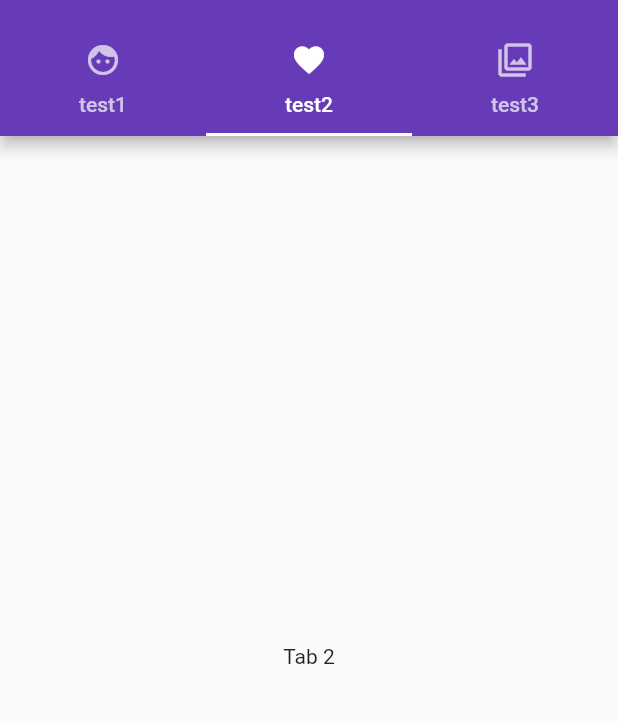
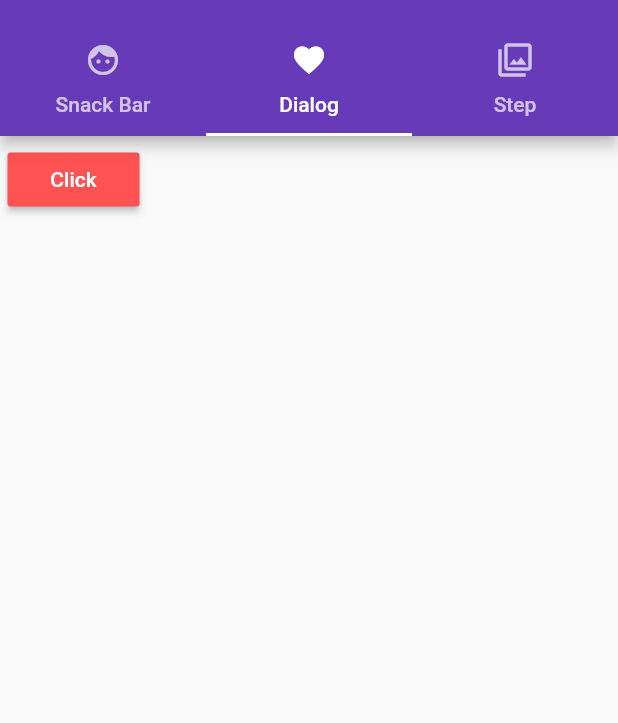
Before and after one commit to pong-pk007/flutter_drawer_tab, a Flutter app: the screen it shows after launch, tab 2 chosen, on a phone screen of 412 x 824 dp, the part 59-782 px from its top. Run offline on Flutter 3.47's test engine with Material 2 defaults, Android fonts, the phone set to English and light mode, and no system bars.

Commit message:
add snack bar ,dialog and step and toptab

```diff
--- a/lib/main.dart
+++ b/lib/main.dart
@@ -1,7 +1,12 @@
 import 'package:flutter/material.dart';
 import 'package:flutter/foundation.dart';
-import './pages/new_page.dart';
-import './pages/new_page_tab.dart';
+import './pages/new_page_one.dart';
+import './pages/new_page_two.dart';
+import './pages/new_page_three.dart';
+
+import './pages/new_page_tab_one.dart';
+import './pages/new_page_tab_two.dart';
+import './pages/new_page_tab_three.dart';
 void main() => runApp(MyApp());
 
 class MyApp extends StatelessWidget {
@@ -18,8 +23,9 @@ class MyApp extends StatelessWidget {
       ),
       home: MyHomePage(),
       routes: <String, WidgetBuilder> {
-          "/a": (BuildContext context) => NewPage("Page One"),
-          "/b": (BuildContext context) => NewPage("Page Two"),
+          "/a": (BuildContext context) => NewPageOne("Page One"),
+          "/b": (BuildContext context) => NewPageTwo("Page Two"),
+          "/c": (BuildContext context) => NewPageThree("Page Three"),
         },
     );
   }
@@ -63,15 +69,15 @@ TabController tabController;
           tabs: <Widget>[
             Tab(
               icon: Icon(Icons.face),
-              text: "test1",
+              text: "Snack Bar",
             ),
             Tab(
               icon: Icon(Icons.favorite),
-              text: "test2",
+              text: "Dialog",
             ),
             Tab(
               icon: Icon(Icons.filter),
-              text: "test3",
+              text: "Step",
             )
           ],
         ),
@@ -125,9 +131,9 @@ TabController tabController;
         ),
       ),
       body: TabBarView(children: <Widget>[
-        NewPageTap("Tab 1"),
-        NewPageTap("Tab 2"),
-        NewPageTap("Tab 3")
+        NewPageTapOne("Tab 1"),
+        NewPageTapTwo("Tab 2"),
+        NewPageTapThree("Tab 3")
       ],
       controller: tabController,
       ),
--- a/lib/pages/new_page.dart
+++ b/lib/pages/new_page_one.dart
@@ -1,7 +1,7 @@
 import 'package:flutter/material.dart';
-class NewPage extends StatelessWidget {
+class NewPageOne extends StatelessWidget {
   final String title;
-  NewPage(this.title);
+  NewPageOne(this.title);
 
   @override
   Widget build(BuildContext context) {
--- /dev/null
+++ b/lib/pages/new_page_tab_one.dart
@@ -0,0 +1,60 @@
+import 'package:flutter/material.dart';
+
+class NewPageTapOne extends StatelessWidget {
+  final String title;
+  NewPageTapOne(this.title);
+
+  @override
+  Widget build(BuildContext context) {
+    return Scaffold(
+        // appBar: AppBar(
+        //   title: Text(title),
+        // ),
+        body: new MyBody());
+  }
+}
+
+class MyBody extends StatelessWidget {
+  @override
+  Widget build(BuildContext context) {
+    return Container(
+      padding: EdgeInsets.all(5.0),
+      child: Center(
+          child: Column(
+        mainAxisAlignment: MainAxisAlignment.start,
+        verticalDirection: VerticalDirection.down,
+        children: <Widget>[
+          Row(
+            children: <Widget>[
+              RaisedButton(
+                child: Text(
+                  "Click",
+                  style: TextStyle(color: Colors.white),
+                ),
+                color: Colors.blueAccent,
+                onPressed: () => Scaffold.of(context).showSnackBar(SnackBar(
+                      content: Text("You clicked me."),
+                      duration: Duration(seconds: 3),
+                    )),
+              ),
+              // Padding(
+              //   padding: EdgeInsets.all(10.0),
+              // ),
+              // RaisedButton(
+              //   child: Text(
+              //     "Click",
+              //     style: TextStyle(color: Colors.white),
+              //   ),
+              //   color: Colors.blueAccent,
+              //   onPressed: () => Scaffold.of(context).showSnackBar(SnackBar(
+              //         content: Text("You clicked me."),
+              //         duration: Duration(seconds: 3),
+              //       )),
+              // ),
+            ],
+          ),
+        ],
+      )),
+    );
+  }
+}
--- /dev/null
+++ b/lib/pages/new_page_tab_three.dart
@@ -0,0 +1,53 @@
+import 'package:flutter/material.dart';
+
+class NewPageTapThree extends StatelessWidget {
+  final String title;
+  NewPageTapThree(this.title);
+
+  @override
+  Widget build(BuildContext context) {
+    return Scaffold(
+        // appBar: AppBar(
+        //   title: Text(title),
+        // ),
+        body: new MyBody());
+  }
+}
+
+class MyBody extends StatelessWidget {
+
+  int current_step = 0;
+  List<Step> my_step = [
+    Step(
+      title: Text("Step 1"),
+      subtitle: Text("descrip 1"),
+      content: Text("Some content 1"),
+      isActive: true
+    ),
+    Step(
+      title: Text("Step 2"),
+      subtitle: Text("descrip 2"),
+      content: Text("Some content 2"),
+      isActive: false
+    ),
+    Step(
+      title: Text("Step 3"),
+      subtitle: Text("descrip 3"),
+      content: Text("Some content 3"),
+      isActive: false
+    ),
+  ];
+
+  @override
+  Widget build(BuildContext context) {
+    return Container(
+      padding: EdgeInsets.all(5.0),
+      child: Stepper(
+        steps: my_step,
+        currentStep: this.current_step,
+        type: StepperType.vertical,
+        onStepContinue: ()=> this.current_step + 1,
+      )
+    );
+  }
+}
--- /dev/null
+++ b/lib/pages/new_page_tab_two.dart
@@ -0,0 +1,66 @@
+import 'package:flutter/material.dart';
+
+class NewPageTapTwo extends StatelessWidget {
+  final String title;
+  NewPageTapTwo(this.title);
+
+  @override
+  Widget build(BuildContext context) {
+    return Scaffold(
+        // appBar: AppBar(
+        //   title: Text(title),
+        // ),
+        body: new MyBody());
+  }
+}
+
+class MyBody extends StatelessWidget {
+  AlertDialog dialog = new AlertDialog(
+    content: Text(
+      "Dialog is show"
+      ,style: TextStyle(fontSize: 30.0),
+    ),
+    title: Text("Title"),
+
+  );
+
+  @override
+  Widget build(BuildContext context) {
+    return Container(
+      padding: EdgeInsets.all(5.0),
+      child: Center(
+          child: Column(
+        mainAxisAlignment: MainAxisAlignment.start,
+        verticalDirection: VerticalDirection.down,
+        children: <Widget>[
+          Row(
+            children: <Widget>[
+              RaisedButton(
+                child: Text(
+                  "Click",
+                  style: TextStyle(color: Colors.white),
+                ),
+                color: Colors.redAccent,
+                onPressed: () => showDialog(context: context, child: dialog),
+              ),
+              // Padding(
+              //   padding: EdgeInsets.all(10.0),
+              // ),
+              // RaisedButton(
+              //   child: Text(
+              //     "Click",
+              //     style: TextStyle(color: Colors.white),
+              //   ),
+              //   color: Colors.blueAccent,
+              //   onPressed: () => Scaffold.of(context).showSnackBar(SnackBar(
+              //         content: Text("You clicked me."),
+              //         duration: Duration(seconds: 3),
+              //       )),
+              // ),
+            ],
+          ),
+        ],
+      )),
+    );
+  }
+}
--- a/lib/pages/new_page_tab.dart
+++ b/lib/pages/new_page_two.dart
@@ -1,14 +1,14 @@
 import 'package:flutter/material.dart';
-class NewPageTap extends StatelessWidget {
+class NewPageTwo extends StatelessWidget {
   final String title;
-  NewPageTap(this.title);
+  NewPageTwo(this.title);
 
   @override
   Widget build(BuildContext context) {
     return Scaffold(
-      // appBar: AppBar(
-      //   title: Text(title),
-      // ),
+      appBar: AppBar(
+        title: Text(title),
+      ),
       body: Center(
         child: Text(title),
       ),
```
Also changed, not shown: lib/pages/new_page_three.dart (added, +17 -0 lines).
